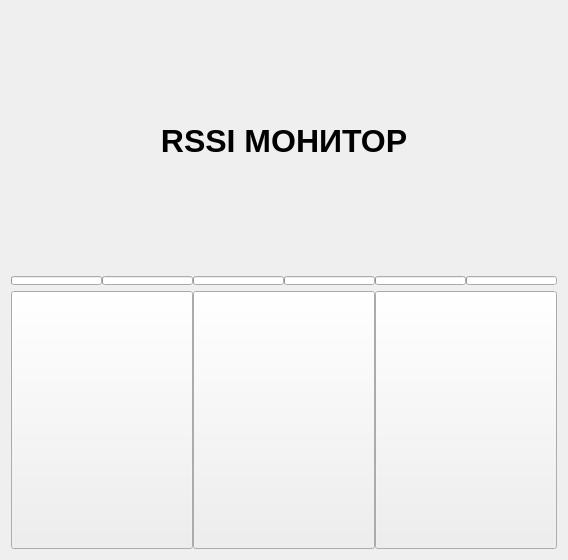
DavidSiegman/PLC_RF_Configurator, file ANDROID_FORMS/rssimonitor_form.ui: the form before one commit.
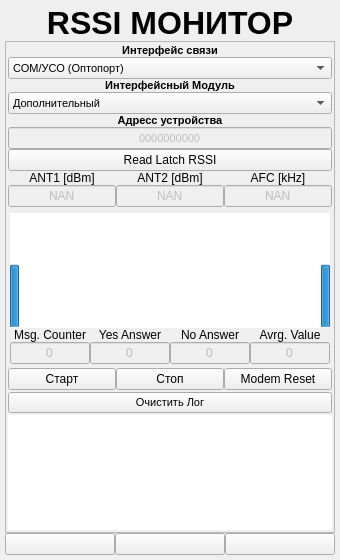
The form after the commit. Icons and pictures are not drawn.

Commit message: 01.01.2019 16:14: RSSIMonitor_form class

Patch:
```diff
--- a/ANDROID_FORMS/rssimonitor_form.ui
+++ b/ANDROID_FORMS/rssimonitor_form.ui
@@ -13,7 +13,22 @@
   <property name="windowTitle">
    <string>Form</string>
   </property>
-  <layout class="QGridLayout" name="gridLayout">
+  <layout class="QGridLayout" name="gridLayout_3">
+   <property name="leftMargin">
+    <number>5</number>
+   </property>
+   <property name="topMargin">
+    <number>5</number>
+   </property>
+   <property name="rightMargin">
+    <number>5</number>
+   </property>
+   <property name="bottomMargin">
+    <number>5</number>
+   </property>
+   <property name="spacing">
+    <number>0</number>
+   </property>
    <item row="0" column="0">
     <widget class="QLabel" name="label_1">
      <property name="sizePolicy">
@@ -50,153 +65,1028 @@
       <number>0</number>
      </property>
      <item>
-      <widget class="QProgressBar" name="RSSI_Low">
-       <property name="minimumSize">
-        <size>
-         <width>0</width>
-         <height>9</height>
-        </size>
+      <widget class="QScrollArea" name="scrollArea">
+       <property name="horizontalScrollBarPolicy">
+        <enum>Qt::ScrollBarAlwaysOff</enum>
        </property>
-       <property name="maximumSize">
-        <size>
-         <width>16777215</width>
-         <height>9</height>
-        </size>
+       <property name="widgetResizable">
+        <bool>true</bool>
        </property>
-       <property name="layoutDirection">
-        <enum>Qt::LeftToRight</enum>
-       </property>
-       <property name="value">
-        <number>0</number>
-       </property>
-       <property name="textVisible">
-        <bool>false</bool>
-       </property>
-      </widget>
-     </item>
-     <item>
-      <widget class="QProgressBar" name="RSSI_High_4">
-       <property name="minimumSize">
-        <size>
-         <width>0</width>
-         <height>9</height>
-        </size>
-       </property>
-       <property name="maximumSize">
-        <size>
-         <width>16777215</width>
-         <height>9</height>
-        </size>
-       </property>
-       <property name="layoutDirection">
-        <enum>Qt::LeftToRight</enum>
-       </property>
-       <property name="value">
-        <number>0</number>
-       </property>
-       <property name="textVisible">
-        <bool>false</bool>
-       </property>
-      </widget>
-     </item>
-     <item>
-      <widget class="QProgressBar" name="RSSI_High_3">
-       <property name="minimumSize">
-        <size>
-         <width>0</width>
-         <height>9</height>
-        </size>
-       </property>
-       <property name="maximumSize">
-        <size>
-         <width>16777215</width>
-         <height>9</height>
-        </size>
-       </property>
-       <property name="layoutDirection">
-        <enum>Qt::LeftToRight</enum>
-       </property>
-       <property name="value">
-        <number>0</number>
-       </property>
-       <property name="textVisible">
-        <bool>false</bool>
-       </property>
-      </widget>
-     </item>
-     <item>
-      <widget class="QProgressBar" name="RSSI_Mid">
-       <property name="minimumSize">
-        <size>
-         <width>0</width>
-         <height>9</height>
-        </size>
-       </property>
-       <property name="maximumSize">
-        <size>
-         <width>16777215</width>
-         <height>9</height>
-        </size>
-       </property>
-       <property name="layoutDirection">
-        <enum>Qt::LeftToRight</enum>
-       </property>
-       <property name="value">
-        <number>0</number>
-       </property>
-       <property name="textVisible">
-        <bool>false</bool>
-       </property>
-      </widget>
-     </item>
-     <item>
-      <widget class="QProgressBar" name="RSSI_High">
-       <property name="minimumSize">
-        <size>
-         <width>0</width>
-         <height>9</height>
-        </size>
-       </property>
-       <property name="maximumSize">
-        <size>
-         <width>16777215</width>
-         <height>9</height>
-        </size>
-       </property>
-       <property name="layoutDirection">
-        <enum>Qt::LeftToRight</enum>
-       </property>
-       <property name="value">
-        <number>0</number>
-       </property>
-       <property name="textVisible">
-        <bool>false</bool>
-       </property>
-      </widget>
-     </item>
-     <item>
-      <widget class="QProgressBar" name="RSSI_High_2">
-       <property name="minimumSize">
-        <size>
-         <width>0</width>
-         <height>9</height>
-        </size>
-       </property>
-       <property name="maximumSize">
-        <size>
-         <width>16777215</width>
-         <height>9</height>
-        </size>
-       </property>
-       <property name="layoutDirection">
-        <enum>Qt::LeftToRight</enum>
-       </property>
-       <property name="value">
-        <number>0</number>
-       </property>
-       <property name="textVisible">
-        <bool>false</bool>
-       </property>
+       <widget class="QWidget" name="scrollAreaWidgetContents">
+        <property name="geometry">
+         <rect>
+          <x>0</x>
+          <y>0</y>
+          <width>326</width>
+          <height>465</height>
+         </rect>
+        </property>
+        <layout class="QVBoxLayout" name="verticalLayout_2">
+         <property name="spacing">
+          <number>2</number>
+         </property>
+         <property name="leftMargin">
+          <number>2</number>
+         </property>
+         <property name="topMargin">
+          <number>2</number>
+         </property>
+         <property name="rightMargin">
+          <number>2</number>
+         </property>
+         <property name="bottomMargin">
+          <number>2</number>
+         </property>
+         <item>
+          <widget class="QWidget" name="InterfaceWidget" native="true">
+           <layout class="QVBoxLayout" name="verticalLayout">
+            <property name="spacing">
+             <number>0</number>
+            </property>
+            <property name="leftMargin">
+             <number>0</number>
+            </property>
+            <property name="topMargin">
+             <number>0</number>
+            </property>
+            <property name="rightMargin">
+             <number>0</number>
+            </property>
+            <property name="bottomMargin">
+             <number>0</number>
+            </property>
+            <item>
+             <widget class="QLabel" name="label_2">
+              <property name="sizePolicy">
+               <sizepolicy hsizetype="Expanding" vsizetype="Minimum">
+                <horstretch>0</horstretch>
+                <verstretch>0</verstretch>
+               </sizepolicy>
+              </property>
+              <property name="minimumSize">
+               <size>
+                <width>0</width>
+                <height>0</height>
+               </size>
+              </property>
+              <property name="maximumSize">
+               <size>
+                <width>16777215</width>
+                <height>16777215</height>
+               </size>
+              </property>
+              <property name="font">
+               <font>
+                <family>Microsoft YaHei UI</family>
+                <pointsize>8</pointsize>
+                <weight>75</weight>
+                <bold>true</bold>
+               </font>
+              </property>
+              <property name="text">
+               <string>Интерфейс связи</string>
+              </property>
+              <property name="alignment">
+               <set>Qt::AlignCenter</set>
+              </property>
+             </widget>
+            </item>
+            <item>
+             <widget class="QComboBox" name="Interface">
+              <property name="enabled">
+               <bool>true</bool>
+              </property>
+              <property name="sizePolicy">
+               <sizepolicy hsizetype="Expanding" vsizetype="Minimum">
+                <horstretch>0</horstretch>
+                <verstretch>0</verstretch>
+               </sizepolicy>
+              </property>
+              <property name="minimumSize">
+               <size>
+                <width>0</width>
+                <height>0</height>
+               </size>
+              </property>
+              <property name="maximumSize">
+               <size>
+                <width>16777215</width>
+                <height>16777215</height>
+               </size>
+              </property>
+              <property name="font">
+               <font>
+                <family>Microsoft YaHei UI</family>
+                <pointsize>8</pointsize>
+               </font>
+              </property>
+              <property name="minimumContentsLength">
+               <number>0</number>
+              </property>
+              <item>
+               <property name="text">
+                <string>COM/УСО (Оптопорт)</string>
+               </property>
+              </item>
+              <item>
+               <property name="text">
+                <string>PLC/RF</string>
+               </property>
+              </item>
+             </widget>
+            </item>
+            <item>
+             <widget class="QLabel" name="label_3">
+              <property name="sizePolicy">
+               <sizepolicy hsizetype="Expanding" vsizetype="Minimum">
+                <horstretch>0</horstretch>
+                <verstretch>0</verstretch>
+               </sizepolicy>
+              </property>
+              <property name="minimumSize">
+               <size>
+                <width>0</width>
+                <height>0</height>
+               </size>
+              </property>
+              <property name="maximumSize">
+               <size>
+                <width>16777215</width>
+                <height>16777215</height>
+               </size>
+              </property>
+              <property name="font">
+               <font>
+                <family>Microsoft YaHei UI</family>
+                <pointsize>8</pointsize>
+                <weight>75</weight>
+                <bold>true</bold>
+               </font>
+              </property>
+              <property name="text">
+               <string>Интерфейсный Модуль</string>
+              </property>
+              <property name="alignment">
+               <set>Qt::AlignCenter</set>
+              </property>
+             </widget>
+            </item>
+            <item>
+             <widget class="QComboBox" name="ModuleType">
+              <property name="enabled">
+               <bool>true</bool>
+              </property>
+              <property name="sizePolicy">
+               <sizepolicy hsizetype="Expanding" vsizetype="Minimum">
+                <horstretch>0</horstretch>
+                <verstretch>0</verstretch>
+               </sizepolicy>
+              </property>
+              <property name="minimumSize">
+               <size>
+                <width>0</width>
+                <height>0</height>
+               </size>
+              </property>
+              <property name="maximumSize">
+               <size>
+                <width>16777215</width>
+                <height>16777215</height>
+               </size>
+              </property>
+              <property name="font">
+               <font>
+                <family>Microsoft YaHei UI</family>
+                <pointsize>8</pointsize>
+               </font>
+              </property>
+              <property name="minimumContentsLength">
+               <number>0</number>
+              </property>
+              <item>
+               <property name="text">
+                <string>Дополнительный</string>
+               </property>
+              </item>
+              <item>
+               <property name="text">
+                <string>Основной</string>
+               </property>
+              </item>
+             </widget>
+            </item>
+            <item>
+             <widget class="QLabel" name="label_4">
+              <property name="sizePolicy">
+               <sizepolicy hsizetype="Expanding" vsizetype="Minimum">
+                <horstretch>0</horstretch>
+                <verstretch>0</verstretch>
+               </sizepolicy>
+              </property>
+              <property name="minimumSize">
+               <size>
+                <width>0</width>
+                <height>0</height>
+               </size>
+              </property>
+              <property name="maximumSize">
+               <size>
+                <width>16777215</width>
+                <height>16777215</height>
+               </size>
+              </property>
+              <property name="font">
+               <font>
+                <family>Microsoft YaHei UI</family>
+                <pointsize>8</pointsize>
+                <weight>75</weight>
+                <bold>true</bold>
+               </font>
+              </property>
+              <property name="text">
+               <string>Адресс устройства</string>
+              </property>
+              <property name="alignment">
+               <set>Qt::AlignCenter</set>
+              </property>
+             </widget>
+            </item>
+            <item>
+             <widget class="QLineEdit" name="SN">
+              <property name="enabled">
+               <bool>false</bool>
+              </property>
+              <property name="sizePolicy">
+               <sizepolicy hsizetype="Expanding" vsizetype="Minimum">
+                <horstretch>0</horstretch>
+                <verstretch>0</verstretch>
+               </sizepolicy>
+              </property>
+              <property name="minimumSize">
+               <size>
+                <width>0</width>
+                <height>0</height>
+               </size>
+              </property>
+              <property name="maximumSize">
+               <size>
+                <width>16777215</width>
+                <height>16777215</height>
+               </size>
+              </property>
+              <property name="font">
+               <font>
+                <family>Microsoft YaHei UI</family>
+                <pointsize>8</pointsize>
+               </font>
+              </property>
+              <property name="text">
+               <string>0000000000</string>
+              </property>
+              <property name="alignment">
+               <set>Qt::AlignCenter</set>
+              </property>
+             </widget>
+            </item>
+            <item>
+             <widget class="QWidget" name="LatchRSSIWidget" native="true">
+              <layout class="QVBoxLayout" name="verticalLayout_3">
+               <property name="spacing">
+                <number>0</number>
+               </property>
+               <property name="leftMargin">
+                <number>0</number>
+               </property>
+               <property name="topMargin">
+                <number>0</number>
+               </property>
+               <property name="rightMargin">
+                <number>0</number>
+               </property>
+               <property name="bottomMargin">
+                <number>0</number>
+               </property>
+               <item>
+                <widget class="QPushButton" name="readLatchRSSI">
+                 <property name="sizePolicy">
+                  <sizepolicy hsizetype="Expanding" vsizetype="Minimum">
+                   <horstretch>0</horstretch>
+                   <verstretch>0</verstretch>
+                  </sizepolicy>
+                 </property>
+                 <property name="minimumSize">
+                  <size>
+                   <width>0</width>
+                   <height>0</height>
+                  </size>
+                 </property>
+                 <property name="maximumSize">
+                  <size>
+                   <width>16777215</width>
+                   <height>16777215</height>
+                  </size>
+                 </property>
+                 <property name="font">
+                  <font>
+                   <family>Microsoft YaHei UI</family>
+                  </font>
+                 </property>
+                 <property name="text">
+                  <string>Read Latch RSSI</string>
+                 </property>
+                </widget>
+               </item>
+               <item>
+                <layout class="QGridLayout" name="gridLayout">
+                 <property name="spacing">
+                  <number>0</number>
+                 </property>
+                 <item row="1" column="3">
+                  <widget class="QLineEdit" name="AFC">
+                   <property name="enabled">
+                    <bool>false</bool>
+                   </property>
+                   <property name="sizePolicy">
+                    <sizepolicy hsizetype="Expanding" vsizetype="Minimum">
+                     <horstretch>0</horstretch>
+                     <verstretch>0</verstretch>
+                    </sizepolicy>
+                   </property>
+                   <property name="minimumSize">
+                    <size>
+                     <width>0</width>
+                     <height>0</height>
+                    </size>
+                   </property>
+                   <property name="maximumSize">
+                    <size>
+                     <width>16777215</width>
+                     <height>16777215</height>
+                    </size>
+                   </property>
+                   <property name="font">
+                    <font>
+                     <family>Microsoft YaHei UI</family>
+                    </font>
+                   </property>
+                   <property name="text">
+                    <string>NAN</string>
+                   </property>
+                   <property name="alignment">
+                    <set>Qt::AlignCenter</set>
+                   </property>
+                  </widget>
+                 </item>
+                 <item row="0" column="3">
+                  <widget class="QLabel" name="label_7">
+                   <property name="sizePolicy">
+                    <sizepolicy hsizetype="Expanding" vsizetype="Minimum">
+                     <horstretch>0</horstretch>
+                     <verstretch>0</verstretch>
+                    </sizepolicy>
+                   </property>
+                   <property name="minimumSize">
+                    <size>
+                     <width>0</width>
+                     <height>0</height>
+                    </size>
+                   </property>
+                   <property name="maximumSize">
+                    <size>
+                     <width>16777215</width>
+                     <height>16777215</height>
+                    </size>
+                   </property>
+                   <property name="font">
+                    <font>
+                     <family>Microsoft YaHei UI</family>
+                    </font>
+                   </property>
+                   <property name="text">
+                    <string>AFC [kHz]</string>
+                   </property>
+                   <property name="alignment">
+                    <set>Qt::AlignCenter</set>
+                   </property>
+                  </widget>
+                 </item>
+                 <item row="1" column="1">
+                  <widget class="QLineEdit" name="RSSI_ANT1">
+                   <property name="enabled">
+                    <bool>false</bool>
+                   </property>
+                   <property name="sizePolicy">
+                    <sizepolicy hsizetype="Expanding" vsizetype="Minimum">
+                     <horstretch>0</horstretch>
+                     <verstretch>0</verstretch>
+                    </sizepolicy>
+                   </property>
+                   <property name="minimumSize">
+                    <size>
+                     <width>0</width>
+                     <height>0</height>
+                    </size>
+                   </property>
+                   <property name="maximumSize">
+                    <size>
+                     <width>16777215</width>
+                     <height>16777215</height>
+                    </size>
+                   </property>
+                   <property name="font">
+                    <font>
+                     <family>Microsoft YaHei UI</family>
+                    </font>
+                   </property>
+                   <property name="text">
+                    <string>NAN</string>
+                   </property>
+                   <property name="alignment">
+                    <set>Qt::AlignCenter</set>
+                   </property>
+                  </widget>
+                 </item>
+                 <item row="0" column="1">
+                  <widget class="QLabel" name="label_5">
+                   <property name="sizePolicy">
+                    <sizepolicy hsizetype="Expanding" vsizetype="Minimum">
+                     <horstretch>0</horstretch>
+                     <verstretch>0</verstretch>
+                    </sizepolicy>
+                   </property>
+                   <property name="minimumSize">
+                    <size>
+                     <width>0</width>
+                     <height>0</height>
+                    </size>
+                   </property>
+                   <property name="maximumSize">
+                    <size>
+                     <width>16777215</width>
+                     <height>16777215</height>
+                    </size>
+                   </property>
+                   <property name="font">
+                    <font>
+                     <family>Microsoft YaHei UI</family>
+                    </font>
+                   </property>
+                   <property name="text">
+                    <string>ANT1 [dBm]</string>
+                   </property>
+                   <property name="alignment">
+                    <set>Qt::AlignCenter</set>
+                   </property>
+                  </widget>
+                 </item>
+                 <item row="1" column="2">
+                  <widget class="QLineEdit" name="RSSI_ANT2">
+                   <property name="enabled">
+                    <bool>false</bool>
+                   </property>
+                   <property name="sizePolicy">
+                    <sizepolicy hsizetype="Expanding" vsizetype="Minimum">
+                     <horstretch>0</horstretch>
+                     <verstretch>0</verstretch>
+                    </sizepolicy>
+                   </property>
+                   <property name="minimumSize">
+                    <size>
+                     <width>0</width>
+                     <height>0</height>
+                    </size>
+                   </property>
+                   <property name="maximumSize">
+                    <size>
+                     <width>16777215</width>
+                     <height>16777215</height>
+                    </size>
+                   </property>
+                   <property name="font">
+                    <font>
+                     <family>Microsoft YaHei UI</family>
+                    </font>
+                   </property>
+                   <property name="text">
+                    <string>NAN</string>
+                   </property>
+                   <property name="alignment">
+                    <set>Qt::AlignCenter</set>
+                   </property>
+                  </widget>
+                 </item>
+                 <item row="0" column="2">
+                  <widget class="QLabel" name="label_6">
+                   <property name="sizePolicy">
+                    <sizepolicy hsizetype="Expanding" vsizetype="Minimum">
+                     <horstretch>0</horstretch>
+                     <verstretch>0</verstretch>
+                    </sizepolicy>
+                   </property>
+                   <property name="minimumSize">
+                    <size>
+                     <width>0</width>
+                     <height>0</height>
+                    </size>
+                   </property>
+                   <property name="maximumSize">
+                    <size>
+                     <width>16777215</width>
+                     <height>16777215</height>
+                    </size>
+                   </property>
+                   <property name="font">
+                    <font>
+                     <family>Microsoft YaHei UI</family>
+                    </font>
+                   </property>
+                   <property name="text">
+                    <string>ANT2 [dBm]</string>
+                   </property>
+                   <property name="alignment">
+                    <set>Qt::AlignCenter</set>
+                   </property>
+                  </widget>
+                 </item>
+                </layout>
+               </item>
+              </layout>
+             </widget>
+            </item>
+           </layout>
+          </widget>
+         </item>
+         <item>
+          <widget class="QWidget" name="SettingsWidget" native="true">
+           <layout class="QVBoxLayout" name="verticalLayout_6">
+            <property name="spacing">
+             <number>2</number>
+            </property>
+            <property name="leftMargin">
+             <number>0</number>
+            </property>
+            <property name="topMargin">
+             <number>0</number>
+            </property>
+            <property name="rightMargin">
+             <number>0</number>
+            </property>
+            <property name="bottomMargin">
+             <number>0</number>
+            </property>
+           </layout>
+          </widget>
+         </item>
+         <item>
+          <widget class="QWidget" name="MonitorWidget" native="true">
+           <layout class="QVBoxLayout" name="verticalLayout_4">
+            <property name="spacing">
+             <number>0</number>
+            </property>
+            <property name="leftMargin">
+             <number>2</number>
+            </property>
+            <property name="topMargin">
+             <number>2</number>
+            </property>
+            <property name="rightMargin">
+             <number>2</number>
+            </property>
+            <property name="bottomMargin">
+             <number>2</number>
+            </property>
+            <item>
+             <layout class="QHBoxLayout" name="horizontalLayout_3">
+              <property name="spacing">
+               <number>0</number>
+              </property>
+              <item>
+               <widget class="QProgressBar" name="RSSI_Lvl_1">
+                <property name="minimumSize">
+                 <size>
+                  <width>9</width>
+                  <height>0</height>
+                 </size>
+                </property>
+                <property name="maximumSize">
+                 <size>
+                  <width>9</width>
+                  <height>16777215</height>
+                 </size>
+                </property>
+                <property name="layoutDirection">
+                 <enum>Qt::LeftToRight</enum>
+                </property>
+                <property name="styleSheet">
+                 <string notr="true">border: none;</string>
+                </property>
+                <property name="minimum">
+                 <number>-130</number>
+                </property>
+                <property name="maximum">
+                 <number>5</number>
+                </property>
+                <property name="value">
+                 <number>-60</number>
+                </property>
+                <property name="textVisible">
+                 <bool>false</bool>
+                </property>
+                <property name="orientation">
+                 <enum>Qt::Vertical</enum>
+                </property>
+                <property name="invertedAppearance">
+                 <bool>false</bool>
+                </property>
+                <property name="textDirection">
+                 <enum>QProgressBar::BottomToTop</enum>
+                </property>
+               </widget>
+              </item>
+              <item>
+               <widget class="QGraphicsView" name="graphicsView">
+                <property name="font">
+                 <font>
+                  <family>Microsoft YaHei UI</family>
+                 </font>
+                </property>
+                <property name="styleSheet">
+                 <string notr="true">border: none;</string>
+                </property>
+               </widget>
+              </item>
+              <item>
+               <widget class="QProgressBar" name="RSSI_Lvl_2">
+                <property name="minimumSize">
+                 <size>
+                  <width>9</width>
+                  <height>0</height>
+                 </size>
+                </property>
+                <property name="maximumSize">
+                 <size>
+                  <width>9</width>
+                  <height>16777215</height>
+                 </size>
+                </property>
+                <property name="layoutDirection">
+                 <enum>Qt::LeftToRight</enum>
+                </property>
+                <property name="styleSheet">
+                 <string notr="true">border: none;</string>
+                </property>
+                <property name="minimum">
+                 <number>-130</number>
+                </property>
+                <property name="maximum">
+                 <number>5</number>
+                </property>
+                <property name="value">
+                 <number>-60</number>
+                </property>
+                <property name="textVisible">
+                 <bool>false</bool>
+                </property>
+                <property name="orientation">
+                 <enum>Qt::Vertical</enum>
+                </property>
+                <property name="invertedAppearance">
+                 <bool>false</bool>
+                </property>
+                <property name="textDirection">
+                 <enum>QProgressBar::BottomToTop</enum>
+                </property>
+               </widget>
+              </item>
+             </layout>
+            </item>
+            <item>
+             <layout class="QGridLayout" name="gridLayout_2">
+              <property name="spacing">
+               <number>0</number>
+              </property>
+              <item row="0" column="1">
+               <widget class="QLabel" name="label_9">
+                <property name="font">
+                 <font>
+                  <family>Microsoft YaHei UI</family>
+                 </font>
+                </property>
+                <property name="text">
+                 <string>Yes Answer</string>
+                </property>
+                <property name="alignment">
+                 <set>Qt::AlignCenter</set>
+                </property>
+               </widget>
+              </item>
+              <item row="1" column="2">
+               <widget class="QLineEdit" name="NoAnswer">
+                <property name="enabled">
+                 <bool>false</bool>
+                </property>
+                <property name="minimumSize">
+                 <size>
+                  <width>0</width>
+                  <height>0</height>
+                 </size>
+                </property>
+                <property name="maximumSize">
+                 <size>
+                  <width>16777215</width>
+                  <height>16777215</height>
+                 </size>
+                </property>
+                <property name="font">
+                 <font>
+                  <family>Microsoft YaHei UI</family>
+                 </font>
+                </property>
+                <property name="text">
+                 <string>0</string>
+                </property>
+                <property name="alignment">
+                 <set>Qt::AlignCenter</set>
+                </property>
+               </widget>
+              </item>
+              <item row="1" column="1">
+               <widget class="QLineEdit" name="YesAnswer">
+                <property name="enabled">
+                 <bool>false</bool>
+                </property>
+                <property name="minimumSize">
+                 <size>
+                  <width>0</width>
+                  <height>0</height>
+                 </size>
+                </property>
+                <property name="maximumSize">
+                 <size>
+                  <width>16777215</width>
+                  <height>16777215</height>
+                 </size>
+                </property>
+                <property name="font">
+                 <font>
+                  <family>Microsoft YaHei UI</family>
+                 </font>
+                </property>
+                <property name="text">
+                 <string>0</string>
+                </property>
+                <property name="alignment">
+                 <set>Qt::AlignCenter</set>
+                </property>
+               </widget>
+              </item>
+              <item row="0" column="2">
+               <widget class="QLabel" name="label_10">
+                <property name="font">
+                 <font>
+                  <family>Microsoft YaHei UI</family>
+                 </font>
+                </property>
+                <property name="text">
+                 <string>No Answer</string>
+                </property>
+                <property name="alignment">
+                 <set>Qt::AlignCenter</set>
+                </property>
+               </widget>
+              </item>
+              <item row="1" column="0">
+               <widget class="QLineEdit" name="MsgCounter">
+                <property name="enabled">
+                 <bool>false</bool>
+                </property>
+                <property name="sizePolicy">
+                 <sizepolicy hsizetype="Expanding" vsizetype="Minimum">
+                  <horstretch>0</horstretch>
+                  <verstretch>0</verstretch>
+                 </sizepolicy>
+                </property>
+                <property name="minimumSize">
+                 <size>
+                  <width>0</width>
+                  <height>0</height>
+                 </size>
+                </property>
+                <property name="maximumSize">
+                 <size>
+                  <width>16777215</width>
+                  <height>16777215</height>
+                 </size>
+                </property>
+                <property name="font">
+                 <font>
+                  <family>Microsoft YaHei UI</family>
+                 </font>
+                </property>
+                <property name="text">
+                 <string>0</string>
+                </property>
+                <property name="alignment">
+                 <set>Qt::AlignCenter</set>
+                </property>
+               </widget>
+              </item>
+              <item row="0" column="0">
+               <widget class="QLabel" name="label_8">
+                <property name="font">
+                 <font>
+                  <family>Microsoft YaHei UI</family>
+                 </font>
+                </property>
+                <property name="text">
+                 <string>Msg. Counter</string>
+                </property>
+                <property name="alignment">
+                 <set>Qt::AlignCenter</set>
+                </property>
+               </widget>
+              </item>
+              <item row="0" column="3">
+               <widget class="QLabel" name="label_11">
+                <property name="font">
+                 <font>
+                  <family>Microsoft YaHei UI</family>
+                 </font>
+                </property>
+                <property name="text">
+                 <string>Avrg. Value</string>
+                </property>
+                <property name="alignment">
+                 <set>Qt::AlignCenter</set>
+                </property>
+               </widget>
+              </item>
+              <item row="1" column="3">
+               <widget class="QLineEdit" name="AValue">
+                <property name="enabled">
+                 <bool>false</bool>
+                </property>
+                <property name="minimumSize">
+                 <size>
+                  <width>0</width>
+                  <height>0</height>
+                 </size>
+                </property>
+                <property name="maximumSize">
+                 <size>
+                  <width>16777215</width>
+                  <height>16777215</height>
+                 </size>
+                </property>
+                <property name="font">
+                 <font>
+                  <family>Microsoft YaHei UI</family>
+                 </font>
+                </property>
+                <property name="text">
+                 <string>0</string>
+                </property>
+                <property name="alignment">
+                 <set>Qt::AlignCenter</set>
+                </property>
+               </widget>
+              </item>
+             </layout>
+            </item>
+           </layout>
+          </widget>
+         </item>
+         <item>
+          <layout class="QHBoxLayout" name="horizontalLayout_4">
+           <property name="spacing">
+            <number>0</number>
+           </property>
+           <item>
+            <widget class="QPushButton" name="MonitorStart">
+             <property name="enabled">
+              <bool>true</bool>
+             </property>
+             <property name="sizePolicy">
+              <sizepolicy hsizetype="Expanding" vsizetype="Minimum">
+               <horstretch>0</horstretch>
+               <verstretch>0</verstretch>
+              </sizepolicy>
+             </property>
+             <property name="minimumSize">
+              <size>
+               <width>0</width>
+               <height>0</height>
+              </size>
+             </property>
+             <property name="font">
+              <font>
+               <family>Microsoft YaHei UI</family>
+              </font>
+             </property>
+             <property name="text">
+              <string>Старт</string>
+             </property>
+            </widget>
+           </item>
+           <item>
+            <widget class="QPushButton" name="Stop">
+             <property name="enabled">
+              <bool>true</bool>
+             </property>
+             <property name="sizePolicy">
+              <sizepolicy hsizetype="Expanding" vsizetype="Minimum">
+               <horstretch>0</horstretch>
+               <verstretch>0</verstretch>
+              </sizepolicy>
+             </property>
+             <property name="minimumSize">
+              <size>
+               <width>0</width>
+               <height>0</height>
+              </size>
+             </property>
+             <property name="font">
+              <font>
+               <family>Microsoft YaHei UI</family>
+              </font>
+             </property>
+             <property name="text">
+              <string>Стоп</string>
+             </property>
+            </widget>
+           </item>
+           <item>
+            <widget class="QPushButton" name="Reset">
+             <property name="sizePolicy">
+              <sizepolicy hsizetype="Expanding" vsizetype="Minimum">
+               <horstretch>0</horstretch>
+               <verstretch>0</verstretch>
+              </sizepolicy>
+             </property>
+             <property name="minimumSize">
+              <size>
+               <width>0</width>
+               <height>0</height>
+              </size>
+             </property>
+             <property name="font">
+              <font>
+               <family>Microsoft YaHei UI</family>
+              </font>
+             </property>
+             <property name="text">
+              <string>Modem Reset</string>
+             </property>
+            </widget>
+           </item>
+          </layout>
+         </item>
+         <item>
+          <widget class="QPushButton" name="ClearConsole">
+           <property name="sizePolicy">
+            <sizepolicy hsizetype="Expanding" vsizetype="Minimum">
+             <horstretch>0</horstretch>
+             <verstretch>0</verstretch>
+            </sizepolicy>
+           </property>
+           <property name="minimumSize">
+            <size>
+             <width>0</width>
+             <height>0</height>
+            </size>
+           </property>
+           <property name="font">
+            <font>
+             <family>Microsoft YaHei UI</family>
+             <pointsize>8</pointsize>
+            </font>
+           </property>
+           <property name="text">
+            <string>Очистить Лог</string>
+           </property>
+          </widget>
+         </item>
+         <item>
+          <widget class="QPlainTextEdit" name="console">
+           <property name="minimumSize">
+            <size>
+             <width>0</width>
+             <height>0</height>
+            </size>
+           </property>
+           <property name="font">
+            <font>
+             <family>Microsoft YaHei UI</family>
+             <pointsize>7</pointsize>
+            </font>
+           </property>
+           <property name="styleSheet">
+            <string notr="true">border: none;</string>
+           </property>
+          </widget>
+         </item>
+        </layout>
+       </widget>
       </widget>
      </item>
     </layout>
```
The commit also changes 13 other files.
